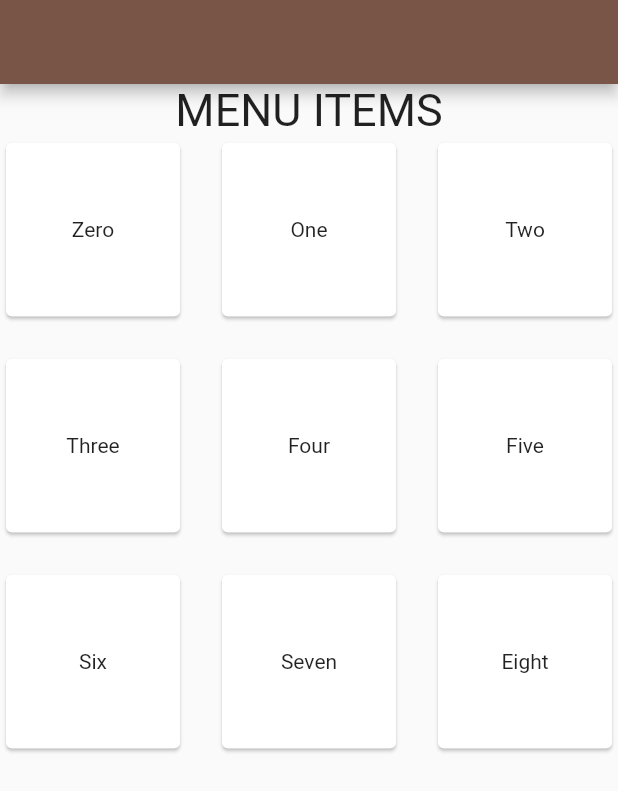
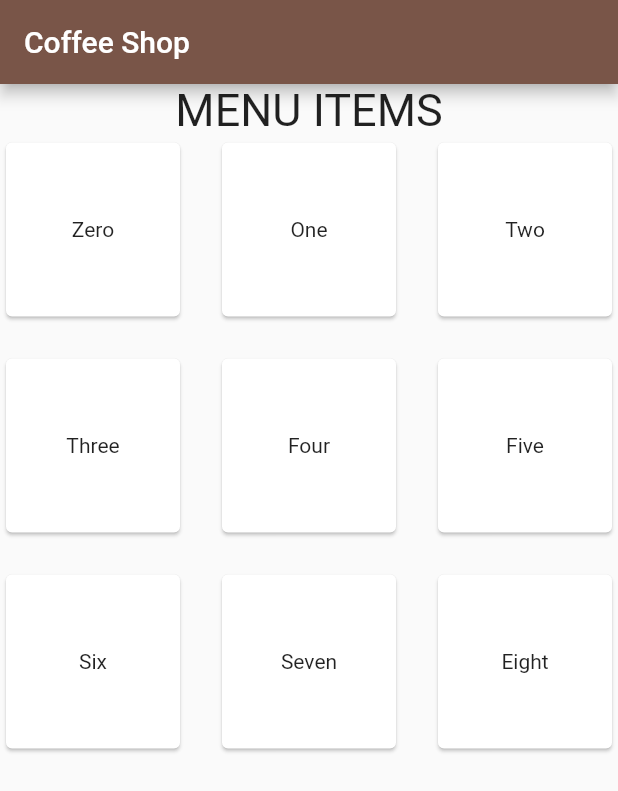
Before and after one commit to Dawith305/Coffee-Shop-Flutter-Web-demo, a Flutter app: the screen it shows after launch, on a phone screen of 412 x 824 dp. Shown: the top 791 px of the screen. Run offline on Flutter 3.47's test engine with Material 2 defaults, Android fonts, the phone set to English and light mode, and no system bars; our stand-ins replace fluttertoast; missing offline and left inert: dart:html.

Commit message:
refactoring on product state and cart button component

```diff
--- a/lib/screens/product/product_list.dart
+++ b/lib/screens/product/product_list.dart
@@ -15,7 +15,9 @@ class _ProductListState extends State<ProductList> {
   @override
   Widget build(BuildContext context) {
     return Scaffold(
-      appBar: AppBar(),
+      appBar: AppBar(
+        title: Text('Coffee Shop'),
+      ),
       body: Container(
         child: Column(
           children: [
--- a/lib/state/product_detail_state.dart
+++ b/lib/state/product_detail_state.dart
@@ -26,6 +26,7 @@ class ProductDetailState with ChangeNotifier, DiagnosticableTreeMixin {
 
   set isAddToCartButtDisabled(bool value) {
     _isAddToCartButtDisabled = value;
+      notifyListeners();
   }
 
   void toggleCartButton(){
```
Also changed, not shown: lib/widgets/add_to_cart_button.dart (+6 -11 lines), 1 other file.
